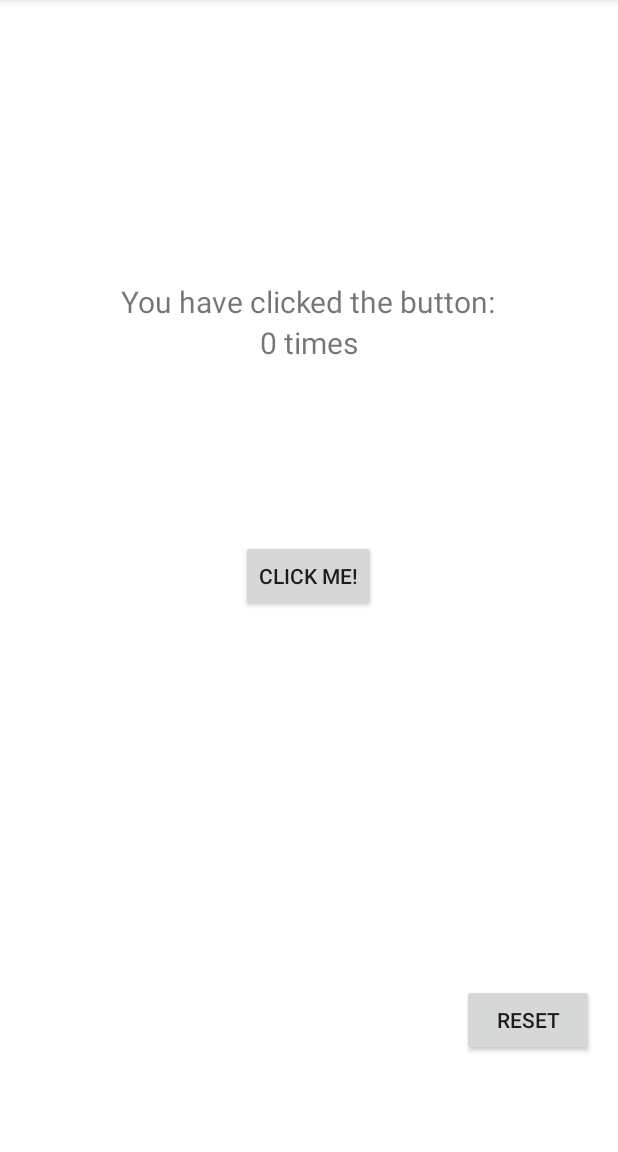
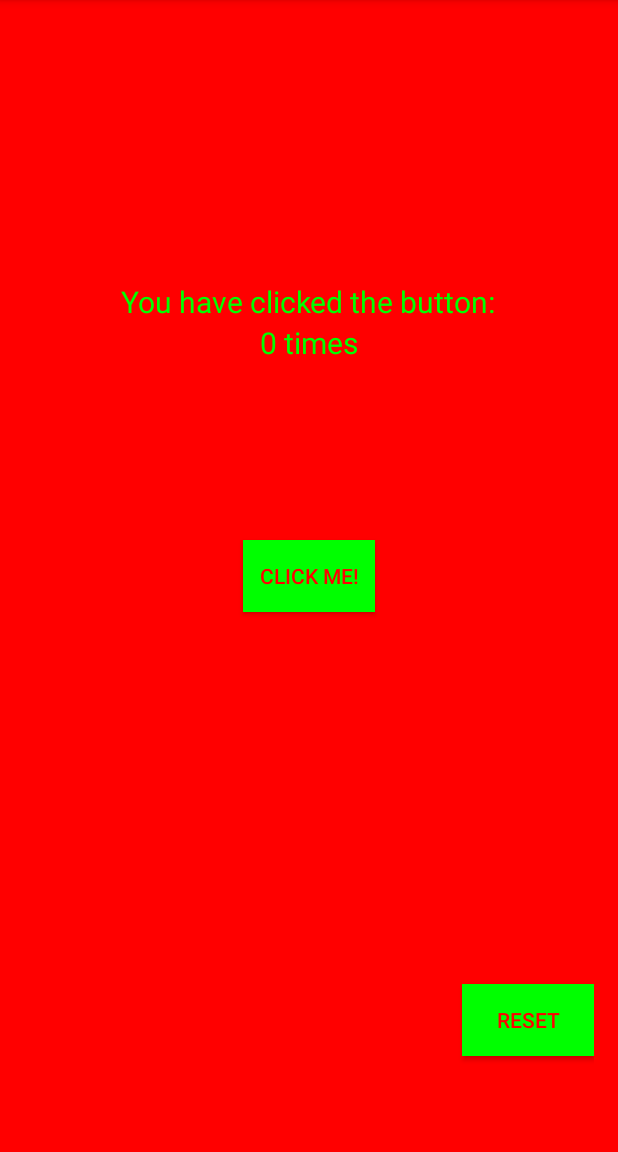
Before and after one commit to seewishnew/Delta-Tasks, an Android app: the screen it shows after launch (MainActivity), on a phone screen of 412 x 824 dp, the part 84-1236 px from its top. Run offline under Robolectric (Android 15) with nearby library versions, the phone set to English and light mode, and no system bars; 1 statement that could not run was skipped.

Commit message:
Final Working Version The color gets stored in memory The layout changes in different orientation

```diff
--- a/app/src/main/java/com/example/vishnu/firsttask/MainActivity.java
+++ b/app/src/main/java/com/example/vishnu/firsttask/MainActivity.java
@@ -10,6 +10,7 @@ import android.support.design.widget.Snackbar;
 import android.support.v4.content.ContextCompat;
 import android.support.v7.app.AppCompatActivity;
 import android.support.v7.widget.Toolbar;
+import android.text.Layout;
 import android.util.Log;
 import android.view.View;
 import android.view.Menu;
@@ -30,7 +31,10 @@ import java.util.Random;
 public class MainActivity extends AppCompatActivity {
 
     public static final String COUNT = "count";
+    public static final String INDEX = "Index";
     public int count = 0;
+    public int index = 0;
+
 
     private SharedPreferences preferences;
 
@@ -53,10 +57,13 @@ public class MainActivity extends AppCompatActivity {
         preferences = getPreferences(MODE_PRIVATE);
 
         count = preferences.getInt(COUNT, 0);
+        index = preferences.getInt(INDEX,0);
 
         TextView textView = (TextView) findViewById(R.id.count);
 
         textView.setText("" + count + " times");
+
+        setColor();
 
 //       FloatingActionButton fab = (FloatingActionButton) findViewById(R.id.fab);
 //        fab.setOnClickListener(new View.OnClickListener() {
@@ -80,6 +87,7 @@ public class MainActivity extends AppCompatActivity {
         SharedPreferences.Editor editor = preferences.edit();
 
         editor.putInt(COUNT, count);
+        editor.putInt(INDEX, index);
 
         editor.commit();
 
@@ -121,15 +129,31 @@ public class MainActivity extends AppCompatActivity {
 
         TextView textView = (TextView) findViewById(R.id.count);
 
-        textView.setText("" + count + " times");
+
+        if(count == 1)
+            textView.setText("1 time");
+
+        else
+            textView.setText("" + count + " times");
+
+
+
+        index = rand.nextInt(6);
+
+        setColor();
+
+
+
+    }
+
+
+    public void setColor(){
 
         RelativeLayout relativeLayout = (RelativeLayout) findViewById(R.id.relativeLayout);
+        TextView textView = (TextView)findViewById(R.id.count);
         TextView textView1 = (TextView) findViewById(R.id.textView);
         Button button = (Button) findViewById(R.id.button);
         Button button1 = (Button) findViewById(R.id.reset);
-
-        int index = rand.nextInt(6);
-
 
         relativeLayout.setBackgroundColor(Color.parseColor(colors[index]));
 
@@ -142,9 +166,7 @@ public class MainActivity extends AppCompatActivity {
         button1.setTextColor(Color.parseColor(colors[index]));
         button1.setBackgroundColor(Color.parseColor(colors[5 - index]));
 
-
     }
-
 
     public void reset(View view){
         count = 0;
--- /dev/null
+++ b/app/src/main/res/layout-land/content_main.xml
@@ -0,0 +1,56 @@
+<?xml version="1.0" encoding="utf-8"?>
+<RelativeLayout
+    xmlns:android="http://schemas.android.com/apk/res/android"
+    xmlns:tools="http://schemas.android.com/tools"
+    xmlns:app="http://schemas.android.com/apk/res-auto"
+    android:layout_width="match_parent"
+    android:layout_height="match_parent"
+    android:paddingLeft="@dimen/activity_horizontal_margin"
+    android:paddingRight="@dimen/activity_horizontal_margin"
+    android:paddingTop="@dimen/activity_vertical_margin"
+    android:paddingBottom="@dimen/activity_vertical_margin"
+    app:layout_behavior="@string/appbar_scrolling_view_behavior"
+    tools:showIn="@layout/activity_main"
+    tools:context="com.example.vishnu.firsttask.MainActivity"
+    android:background="#FFFFFF"
+    android:id="@+id/relativeLayout">
+
+    <TextView
+        android:text="You have clicked the button:"
+        android:layout_width="wrap_content"
+        android:layout_height="wrap_content"
+        android:textSize="20sp"
+        android:id="@+id/textView"
+        android:layout_above="@+id/button"
+        android:layout_alignParentStart="true" />
+    <TextView
+        android:layout_width="wrap_content"
+        android:layout_height="wrap_content"
+        android:text=" times"
+        android:id="@+id/count"
+        android:textSize="20sp"
+        android:layout_marginStart="74dp"
+        android:layout_alignBottom="@+id/button"
+        android:layout_alignParentStart="true" />
+
+    <Button
+        android:layout_width="wrap_content"
+        android:layout_height="wrap_content"
+        android:text="Click Me!"
+        android:id="@+id/button"
+        android:onClick="onClickListener"
+        android:layout_centerVertical="true"
+        android:layout_alignParentEnd="true" />
+
+    <Button
+        android:layout_width="wrap_content"
+        android:layout_height="wrap_content"
+        android:text="Reset"
+        android:id="@+id/reset"
+        android:layout_alignParentBottom="true"
+        android:layout_alignParentEnd="true"
+        android:layout_marginBottom="48dp"
+        android:onClick="reset"/>
+
+
+</RelativeLayout>
```
